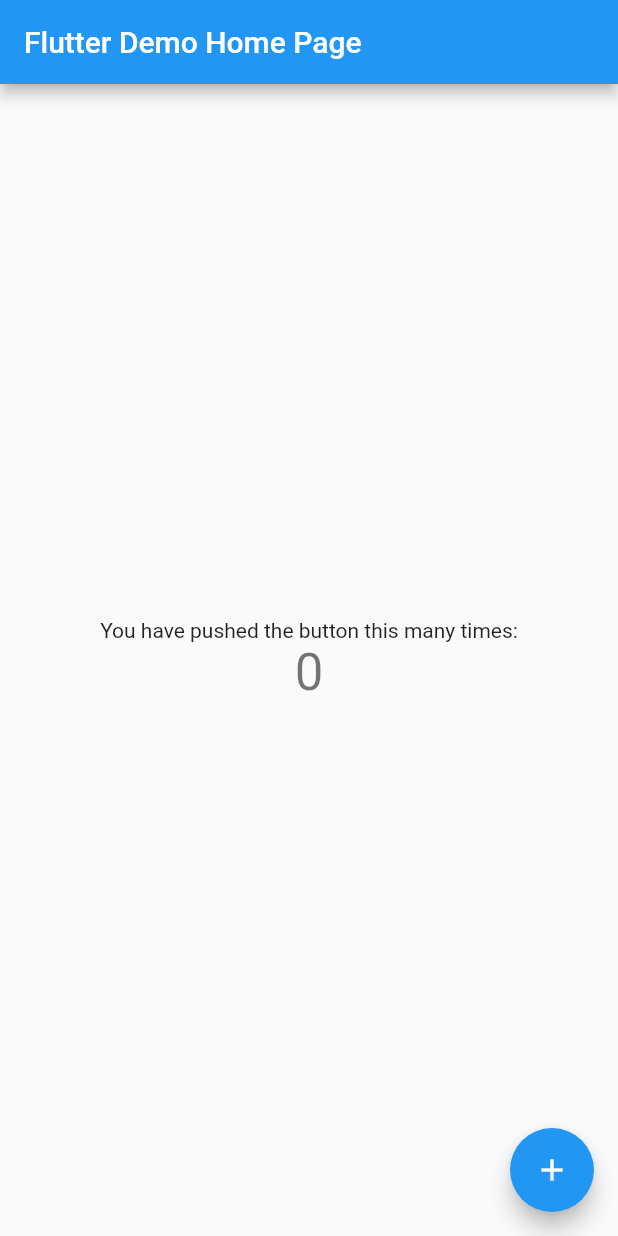
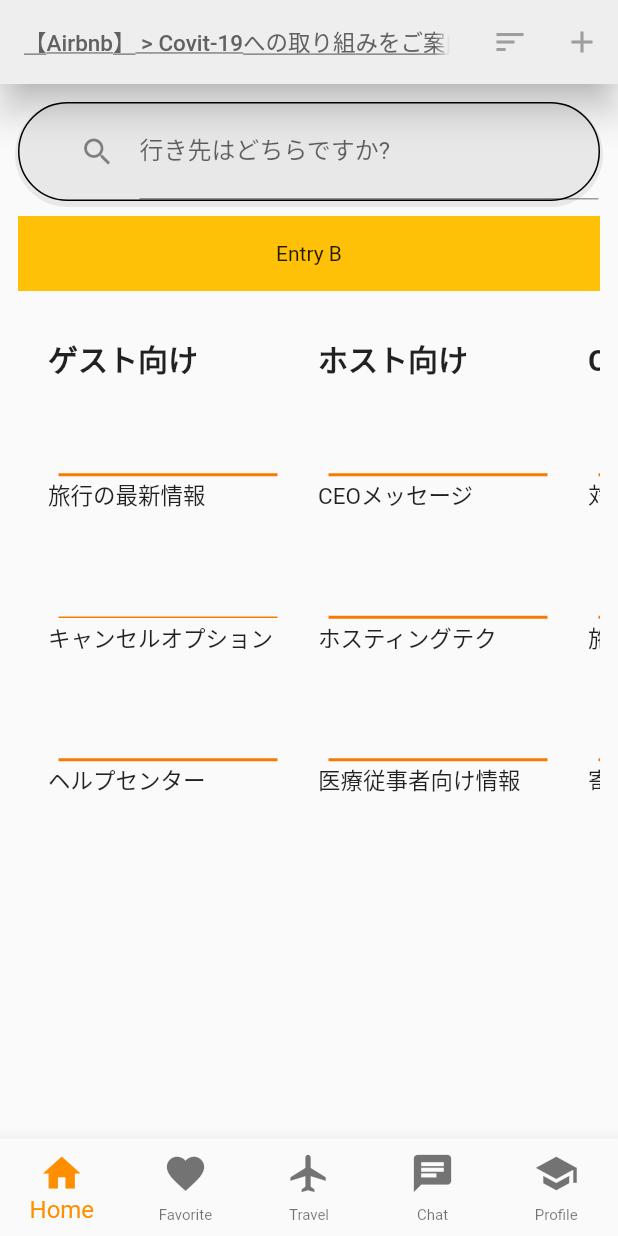
Before and after one commit to RYgithub1/layout_airbnb, a Flutter app: the screen it shows after launch, on a phone screen of 412 x 824 dp. Run offline on Flutter 3.47's test engine with Material 2 defaults, Android fonts, the phone set to English and light mode, and no system bars.

Commit message:
top_screen

```diff
--- a/lib/main.dart
+++ b/lib/main.dart
@@ -1,113 +1,24 @@
 import 'package:flutter/material.dart';
+import 'screens/top_screen.dart';
+
+
 
 void main() {
   runApp(MyApp());
 }
 
+
+
 class MyApp extends StatelessWidget {
-  // This widget is the root of your application.
   @override
   Widget build(BuildContext context) {
     return MaterialApp(
-      title: 'Flutter Demo',
+      debugShowCheckedModeBanner: false,
+      title: "airbnb",
       theme: ThemeData(
-        // This is the theme of your application.
-        //
-        // Try running your application with "flutter run". You'll see the
-        // application has a blue toolbar. Then, without quitting the app, try
-        // changing the primarySwatch below to Colors.green and then invoke
-        // "hot reload" (press "r" in the console where you ran "flutter run",
-        // or simply save your changes to "hot reload" in a Flutter IDE).
-        // Notice that the counter didn't reset back to zero; the application
-        // is not restarted.
-        primarySwatch: Colors.blue,
+        brightness: Brightness.light,
       ),
-      home: MyHomePage(title: 'Flutter Demo Home Page'),
+      home: TopScreen(),
     );
   }
 }
-
-class MyHomePage extends StatefulWidget {
-  MyHomePage({Key key, this.title}) : super(key: key);
-
-  // This widget is the home page of your application. It is stateful, meaning
-  // that it has a State object (defined below) that contains fields that affect
-  // how it looks.
-
-  // This class is the configuration for the state. It holds the values (in this
-  // case the title) provided by the parent (in this case the App widget) and
-  // used by the build method of the State. Fields in a Widget subclass are
-  // always marked "final".
-
-  final String title;
-
-  @override
-  _MyHomePageState createState() => _MyHomePageState();
-}
-
-class _MyHomePageState extends State<MyHomePage> {
-  int _counter = 0;
-
-  void _incrementCounter() {
-    setState(() {
-      // This call to setState tells the Flutter framework that something has
-      // changed in this State, which causes it to rerun the build method below
-      // so that the display can reflect the updated values. If we changed
-      // _counter without calling setState(), then the build method would not be
-      // called again, and so nothing would appear to happen.
-      _counter++;
-    });
-  }
-
-  @override
-  Widget build(BuildContext context) {
-    // This method is rerun every time setState is called, for instance as done
-    // by the _incrementCounter method above.
-    //
-    // The Flutter framework has been optimized to make rerunning build methods
-    // fast, so that you can just rebuild anything that needs updating rather
-    // than having to individually change instances of widgets.
-    return Scaffold(
-      appBar: AppBar(
-        // Here we take the value from the MyHomePage object that was created by
-        // the App.build method, and use it to set our appbar title.
-        title: Text(widget.title),
-      ),
-      body: Center(
-        // Center is a layout widget. It takes a single child and positions it
-        // in the middle of the parent.
-        child: Column(
-          // Column is also a layout widget. It takes a list of children and
-          // arranges them vertically. By default, it sizes itself to fit its
-          // children horizontally, and tries to be as tall as its parent.
-          //
-          // Invoke "debug painting" (press "p" in the console, choose the
-          // "Toggle Debug Paint" action from the Flutter Inspector in Android
-          // Studio, or the "Toggle Debug Paint" command in Visual Studio Code)
-          // to see the wireframe for each widget.
-          //
-          // Column has various properties to control how it sizes itself and
-          // how it positions its children. Here we use mainAxisAlignment to
-          // center the children vertically; the main axis here is the vertical
-          // axis because Columns are vertical (the cross axis would be
-          // horizontal).
-          mainAxisAlignment: MainAxisAlignment.center,
-          children: <Widget>[
-            Text(
-              'You have pushed the button this many times:',
-            ),
-            Text(
-              '$_counter',
-              style: Theme.of(context).textTheme.headline4,
-            ),
-          ],
-        ),
-      ),
-      floatingActionButton: FloatingActionButton(
-        onPressed: _incrementCounter,
-        tooltip: 'Increment',
-        child: Icon(Icons.add),
-      ), // This trailing comma makes auto-formatting nicer for build methods.
-    );
-  }
-}
--- /dev/null
+++ b/lib/screens/top_screen.dart
@@ -0,0 +1,224 @@
+import 'package:flutter/cupertino.dart';
+import 'package:flutter/material.dart';
+
+
+class TopScreen extends StatefulWidget {
+  @override
+  _TopScreenState createState() => _TopScreenState();
+}
+
+
+
+class _TopScreenState extends State<TopScreen> {
+
+  // ++++++++++++++++++++++++++++++++++++
+  @override
+  Widget build(BuildContext context) {
+    return Scaffold(
+
+      appBar: AppBar(
+        backgroundColor: Colors.grey[200],
+        title: Text(
+          "【Airbnb】 > Covit-19への取り組みをご案内いたします。",
+          style: TextStyle(
+            fontSize: 15.0,
+            color: Colors.grey[700],
+            decoration:TextDecoration.underline,
+          ),
+          overflow: TextOverflow.fade, // はみ出しテキストfade ->折返しは次回
+          softWrap: false,
+          maxLines: 2,
+          textAlign: TextAlign.center,
+        ),
+        actions: <Widget>[
+          IconButton(
+            icon: const Icon(Icons.sort),
+            tooltip: 'Sort',
+            onPressed: () {
+              Navigator.pop(context);
+            },
+            color: Colors.grey,
+          ),
+          IconButton(
+            icon: const Icon(Icons.add),
+            tooltip: 'AddScreen',
+            onPressed: () {
+              Navigator.pop(context);
+            },
+            color: Colors.grey,
+          ),
+        ],
+        centerTitle: true,
+        elevation: 10.0,
+      ),
+
+
+      body: Padding(
+        padding: const EdgeInsets.all(12.0),
+        child: ListView(
+          children: [
+            // ======= 行き先サーチ ==================
+            Container(
+              decoration: BoxDecoration(
+                // color: Colors.orange[100],
+                // borderRadius: BorderRadius.all(Radius.circular(100.0)),
+                borderRadius: BorderRadius.circular(100.0),
+                border: Border.all(
+                  width: 1.0,
+                  style: BorderStyle.solid,
+                ),
+                boxShadow: [
+                  BoxShadow(
+                    color: Colors.grey[500].withOpacity(0.2),
+                    spreadRadius: 2,
+                    blurRadius: 0,
+                    offset: Offset(0, 2),
+                  ),
+                ],
+              ),
+              child: Padding(
+                padding: const EdgeInsets.only(left: 40.0),
+                child: TextField(
+                  // obscureText: true, // Passwordのマスク"*****d"
+                  decoration: InputDecoration(
+                    icon: Icon(Icons.search),
+                    // border: OutlineInputBorder(), // BoxDecoration側で吸収
+                    labelText: '行き先はどちらですか?',
+                    hintText: 'hint: 一生に一度は行きたい場所',
+                  ),
+                  onChanged: null,
+                ),
+              ),
+            ),
+            SizedBox(height: 10.0),
+            // ======= 体験の提供 ==================
+            Container(  // TODO: topOmage
+              height: 50,
+              color: Colors.amber[500],
+              child: const Center(child: Text('Entry B')),
+            ),
+            SizedBox(height: 10.0),
+            // ======= 説明内容 ==================
+            Container(
+              height: 360,
+              child: ListView(
+                scrollDirection: Axis.horizontal,
+                children: <Widget>[
+                  Container(
+                    width: 180.0,
+                    // color: Colors.red,
+                    child: Padding(
+                      padding: const EdgeInsets.only(top:20.0, left:20.0),
+                      child: ListView(
+                        children: [
+                          SizedBox(height: 90, child: Text("ゲスト向け", style: TextStyle(fontSize: 20.0, fontWeight: FontWeight.bold),)),
+                          Divider(height:5, thickness:2, color:Colors.orange[700], indent: 7, endIndent: 7),
+                          SizedBox(height: 90, child: Text("旅行の最新情報", style: TextStyle(fontSize: 15.0),)),
+                          Divider(height:5, thickness:1, color:Colors.orange[700], indent: 7, endIndent: 7),
+                          SizedBox(height: 90, child: Text("キャンセルオプション", style: TextStyle(fontSize: 15.0),)),
+                          Divider(height:5, thickness:2, color:Colors.orange[700], indent: 7, endIndent: 7),
+                          SizedBox(height: 90, child: Text("ヘルプセンター", style: TextStyle(fontSize: 15.0),)),
+                        ],
+                      ),
+                    )
+                  ),
+                  Container(
+                    width: 180.0,
+                    // color: Colors.blue,
+                    child: Padding(
+                      padding: const EdgeInsets.only(top:20.0, left:20.0),
+                      child: ListView(
+                        children: [
+                          SizedBox(height: 90, child: Text("ホスト向け", style: TextStyle(fontSize: 20.0, fontWeight: FontWeight.bold),)),
+                          Divider(height:5, thickness:2, color:Colors.orange[700], indent: 7, endIndent: 7),
+                          SizedBox(height: 90, child: Text("CEOメッセージ", style: TextStyle(fontSize: 15.0),)),
+                          Divider(height:5, thickness:2, color:Colors.orange[700], indent: 7, endIndent: 7),
+                          SizedBox(height: 90, child: Text("ホスティングテク", style: TextStyle(fontSize: 15.0),)),
+                          Divider(height:5, thickness:2, color:Colors.orange[700], indent: 7, endIndent: 7),
+                          SizedBox(height: 90, child: Text("医療従事者向け情報", style: TextStyle(fontSize: 15.0),)),
+                        ],
+                      ),
+                    )
+                  ),
+                  Container(
+                    width: 180.0,
+                    // color: Colors.green,
+                    child: Padding(
+                      padding: const EdgeInsets.only(top:20.0, left:20.0),
+                      child: ListView(
+                        children: [
+                          SizedBox(height: 90, child: Text("Covit19対応", style: TextStyle(fontSize: 20.0, fontWeight: FontWeight.bold),)),
+                          Divider(height:5, thickness:2, color:Colors.orange[700], indent: 7, endIndent: 7),
+                          SizedBox(height: 90, child: Text("対策プログラム", style: TextStyle(fontSize: 15.0),)),
+                          Divider(height:5, thickness:2, color:Colors.orange[700], indent: 7, endIndent: 7),
+                          SizedBox(height: 90, child: Text("施設登録", style: TextStyle(fontSize: 15.0),)),
+                          Divider(height:5, thickness:2, color:Colors.orange[700], indent: 7, endIndent: 7),
+                          SizedBox(height: 90, child: Text("寄付", style: TextStyle(fontSize: 15.0),)),
+                        ],
+                      ),
+                    )
+                  ),
+                  Container(
+                    width: 180.0,
+                    // color: Colors.yellow,
+                    child: Padding(
+                      padding: const EdgeInsets.only(top:20.0, left:20.0),
+                      child: ListView(
+                        children: [
+                          SizedBox(height: 90, child: Text("もっと見る", style: TextStyle(fontSize: 20.0, fontWeight: FontWeight.bold),)),
+                          Divider(height:5, thickness:2, color:Colors.orange[700], indent: 7, endIndent: 7),
+                          SizedBox(height: 90, child: Text("Airbnbニュース", style: TextStyle(fontSize: 15.0),)),
+                          Divider(height:5, thickness:2, color:Colors.orange[700], indent: 7, endIndent: 7),
+                          SizedBox(height: 90, child: Text("世界保健機関", style: TextStyle(fontSize: 15.0),)),
+                          Divider(height:5, thickness:2, color:Colors.orange[700], indent: 7, endIndent: 7),
+                        ],
+                      ),
+                    )
+                  ),
+                ],
+              ),
+            ),
+          ],
+        ),
+      ),
+
+
+      bottomNavigationBar: BottomNavigationBar(
+        items: const <BottomNavigationBarItem>[
+          BottomNavigationBarItem(
+            label: "Home",
+            icon: Icon(Icons.home),
+          ),
+          BottomNavigationBarItem(
+            label: "Favorite",
+            icon: Icon(Icons.favorite),
+          ),
+          BottomNavigationBarItem(
+            label: "Travel",
+            icon: Icon(Icons.flight),
+          ),
+          BottomNavigationBarItem(
+            label: "Chat",
+            icon: Icon(Icons.chat),
+          ),
+          BottomNavigationBarItem(
+            label: "Profile",
+            icon: Icon(Icons.school),
+          ),
+        ],
+        type: BottomNavigationBarType.fixed,  // 5種固定に必須
+        // fixedColor: Colors.orange[200],  // color選択２項目どちらかのみ
+        selectedItemColor: Colors.amber[800],
+        elevation: 10.0,
+        selectedFontSize: 16.0,
+        unselectedFontSize: 10.0,
+        iconSize: 30.0,
+      ),
+    );
+  }
+
+
+
+
+
+}
```
Also changed, not shown: pubspec.yaml (+3 -56 lines), 1 other file.
